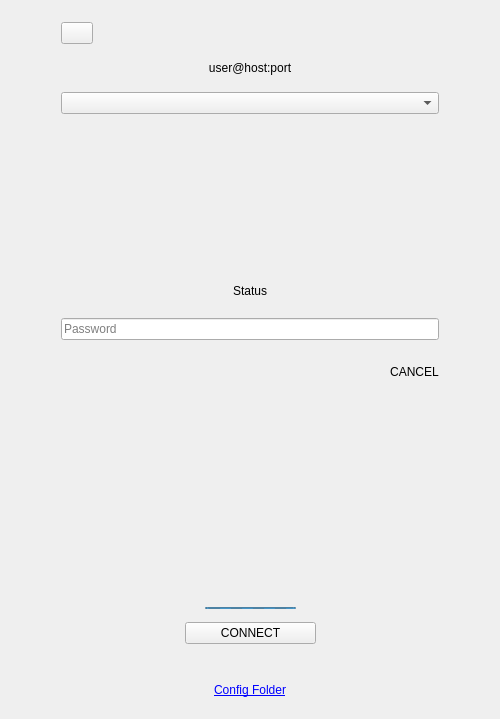
Qt form release/app/app.ui (sganis/golddrive) before a commit.
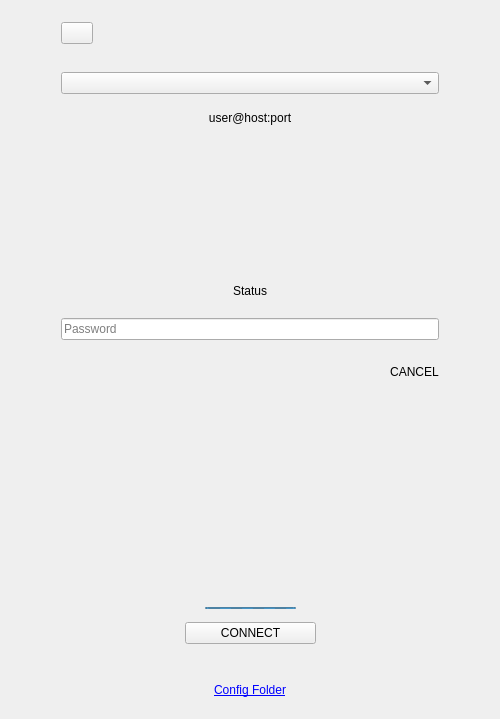
The same form after that commit.

```diff
--- a/release/app/app.ui
+++ b/release/app/app.ui
@@ -62,16 +62,6 @@
       </layout>
      </widget>
     </item>
-    <item>
-     <widget class="QLabel" name="lblUserHostPort">
-      <property name="text">
-       <string>user@host:port</string>
-      </property>
-      <property name="alignment">
-       <set>Qt::AlignCenter</set>
-      </property>
-     </widget>
-    </item>
     <item>
      <widget class="QWidget" name="widget_3" native="true">
       <layout class="QHBoxLayout">
@@ -81,6 +71,16 @@
       </layout>
      </widget>
     </item>
+    <item>
+     <widget class="QLabel" name="lblUserHostPort">
+      <property name="text">
+       <string>user@host:port</string>
+      </property>
+      <property name="alignment">
+       <set>Qt::AlignCenter</set>
+      </property>
+     </widget>
+    </item>
     <item>
      <spacer name="verticalSpacer_2">
       <property name="orientation">
```
